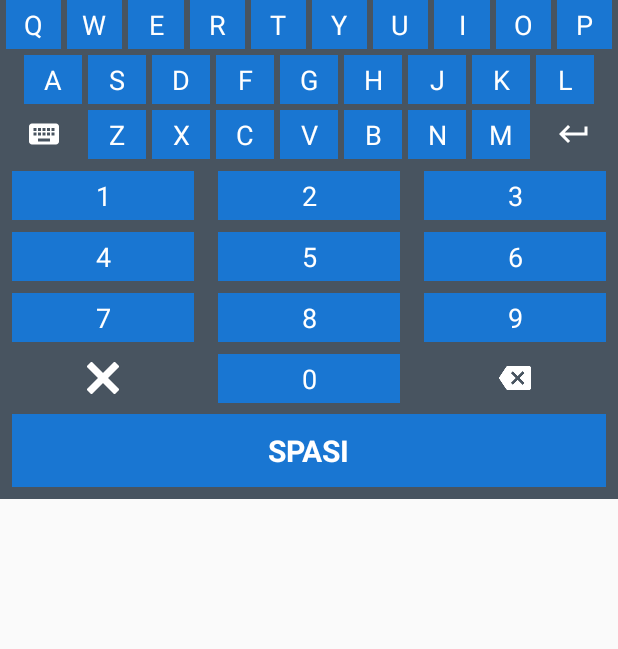
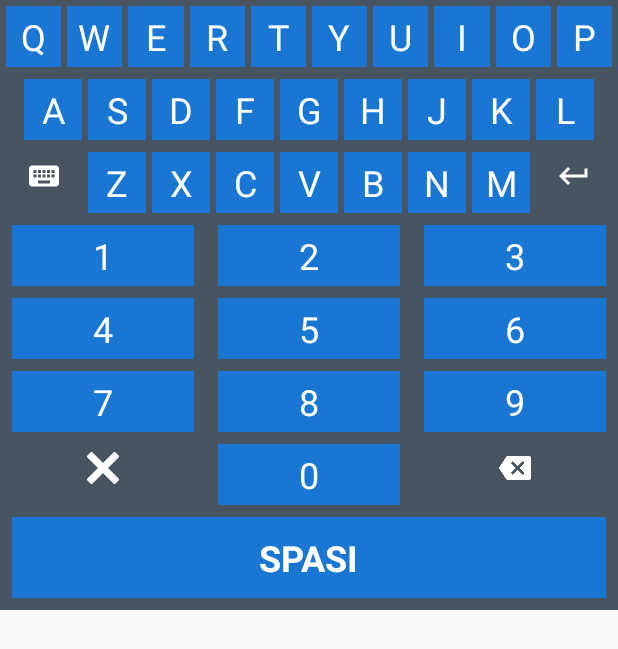
Before and after one commit to cvdigitalcreative/DataMatelKita, an Android app: the layout customkeyboard3.xml on its own in the app's theme, with its tools: preview values and no code run, on a phone screen of 412 x 824 dp. Shown: the top 649 px of the screen. Run offline under Robolectric (Android 15) with nearby library versions, the phone set to English and light mode, and no system bars.

Commit message:
Resize Keyboard

```diff
--- a/app/src/main/res/layout-land/customkeyboard.xml
+++ b/app/src/main/res/layout-land/customkeyboard.xml
@@ -8,7 +8,7 @@
     android:orientation="vertical">
     <LinearLayout
         android:layout_width="match_parent"
-        android:layout_height="40dp"
+        android:layout_height="50dp"
         android:orientation="horizontal">
         <LinearLayout
             android:id="@+id/btn_1"
@@ -123,7 +123,7 @@
     </LinearLayout>
     <LinearLayout
         android:layout_width="match_parent"
-        android:layout_height="38dp"
+        android:layout_height="50dp"
         android:orientation="horizontal">
         <LinearLayout
             android:id="@+id/btn_6"
--- a/app/src/main/res/layout-large/customkeyboard.xml
+++ b/app/src/main/res/layout-large/customkeyboard.xml
@@ -8,7 +8,7 @@
     android:orientation="vertical">
     <LinearLayout
         android:layout_width="match_parent"
-        android:layout_height="38dp"
+        android:layout_height="50dp"
         android:orientation="horizontal">
         <LinearLayout
             android:id="@+id/btn_1"
@@ -123,7 +123,7 @@
     </LinearLayout>
     <LinearLayout
         android:layout_width="match_parent"
-        android:layout_height="38dp"
+        android:layout_height="50dp"
         android:orientation="horizontal">
         <LinearLayout
             android:id="@+id/btn_6"
--- a/app/src/main/res/layout-sw600dp/customkeyboard.xml
+++ b/app/src/main/res/layout-sw600dp/customkeyboard.xml
@@ -8,7 +8,7 @@
     android:orientation="vertical">
     <LinearLayout
         android:layout_width="match_parent"
-        android:layout_height="38dp"
+        android:layout_height="50dp"
         android:orientation="horizontal">
         <LinearLayout
             android:id="@+id/btn_1"
@@ -123,7 +123,7 @@
     </LinearLayout>
     <LinearLayout
         android:layout_width="match_parent"
-        android:layout_height="38dp"
+        android:layout_height="50dp"
         android:orientation="horizontal">
         <LinearLayout
             android:id="@+id/btn_6"
--- a/app/src/main/res/layout-xlarge/customkeyboard.xml
+++ b/app/src/main/res/layout-xlarge/customkeyboard.xml
@@ -8,7 +8,7 @@
     android:orientation="vertical">
     <LinearLayout
         android:layout_width="match_parent"
-        android:layout_height="38dp"
+        android:layout_height="50dp"
         android:orientation="horizontal">
         <LinearLayout
             android:id="@+id/btn_1"
@@ -123,7 +123,7 @@
     </LinearLayout>
     <LinearLayout
         android:layout_width="match_parent"
-        android:layout_height="38dp"
+        android:layout_height="50dp"
         android:orientation="horizontal">
         <LinearLayout
             android:id="@+id/btn_6"
--- a/app/src/main/res/layout/customkeyboard.xml
+++ b/app/src/main/res/layout/customkeyboard.xml
@@ -8,7 +8,7 @@
     android:orientation="vertical">
     <LinearLayout
         android:layout_width="match_parent"
-        android:layout_height="43dp"
+        android:layout_height="50dp"
         android:orientation="horizontal">
         <LinearLayout
             android:id="@+id/btn_1"
@@ -123,7 +123,7 @@
     </LinearLayout>
     <LinearLayout
         android:layout_width="match_parent"
-        android:layout_height="43dp"
+        android:layout_height="50dp"
         android:orientation="horizontal">
         <LinearLayout
             android:id="@+id/btn_6"
--- a/app/src/main/res/layout/customkeyboard3.xml
+++ b/app/src/main/res/layout/customkeyboard3.xml
@@ -19,6 +19,7 @@
         app:layout_constraintEnd_toStartOf="@+id/btn_w"
         app:layout_constraintHorizontal_weight="1"
         app:layout_constraintStart_toStartOf="parent"
+        app:layout_constraintTop_toTopOf="parent"
         tools:ignore="MissingConstraints">
 
         <TextView
@@ -27,7 +28,7 @@
             android:text="Q"
             android:textAlignment="center"
             android:textColor="@color/keyboardTextcolor"
-            android:textSize="18sp" />
+            android:textSize="@dimen/text_keyboard_size" />
     </LinearLayout>
 
     <LinearLayout
@@ -42,6 +43,7 @@
         app:layout_constraintEnd_toStartOf="@+id/btn_e"
         app:layout_constraintHorizontal_weight="1"
         app:layout_constraintStart_toEndOf="@id/btn_q"
+        app:layout_constraintTop_toTopOf="parent"
         tools:ignore="MissingConstraints">
 
         <TextView
@@ -50,7 +52,7 @@
             android:text="W"
             android:textAlignment="center"
             android:textColor="@color/keyboardTextcolor"
-            android:textSize="18sp" />
+            android:textSize="@dimen/text_keyboard_size" />
     </LinearLayout>
 
     <LinearLayout
@@ -65,6 +67,7 @@
         app:layout_constraintEnd_toStartOf="@+id/btn_r"
         app:layout_constraintHorizontal_weight="1"
         app:layout_constraintStart_toEndOf="@id/btn_w"
+        app:layout_constraintTop_toTopOf="parent"
         tools:ignore="MissingConstraints">
 
         <TextView
@@ -73,7 +76,7 @@
             android:text="E"
             android:textAlignment="center"
             android:textColor="@color/keyboardTextcolor"
-            android:textSize="18sp" />
+            android:textSize="@dimen/text_keyboard_size" />
     </LinearLayout>
 
     <LinearLayout
@@ -88,6 +91,7 @@
         app:layout_constraintEnd_toStartOf="@+id/btn_t"
         app:layout_constraintHorizontal_weight="1"
         app:layout_constraintStart_toEndOf="@id/btn_e"
+        app:layout_constraintTop_toTopOf="parent"
         tools:ignore="MissingConstraints">
 
         <TextView
@@ -96,7 +100,7 @@
             android:text="R"
             android:textAlignment="center"
             android:textColor="@color/keyboardTextcolor"
-            android:textSize="18sp" />
+            android:textSize="@dimen/text_keyboard_size" />
     </LinearLayout>
 
     <LinearLayout
@@ -111,6 +115,7 @@
         app:layout_constraintEnd_toStartOf="@+id/btn_y"
         app:layout_constraintHorizontal_weight="1"
         app:layout_constraintStart_toEndOf="@id/btn_r"
+        app:layout_constraintTop_toTopOf="parent"
         tools:ignore="MissingConstraints">
 
         <TextView
@@ -119,7 +124,7 @@
             android:text="T"
             android:textAlignment="center"
             android:textColor="@color/keyboardTextcolor"
-            android:textSize="18sp" />
+            android:textSize="@dimen/text_keyboard_size" />
     </LinearLayout>
 
     <LinearLayout
@@ -134,6 +139,7 @@
         app:layout_constraintEnd_toStartOf="@+id/btn_u"
         app:layout_constraintHorizontal_weight="1"
         app:layout_constraintStart_toEndOf="@id/btn_t"
+        app:layout_constraintTop_toTopOf="parent"
         tools:ignore="MissingConstraints">
 
         <TextView
@@ -142,7 +148,7 @@
             android:text="Y"
             android:textAlignment="center"
             android:textColor="@color/keyboardTextcolor"
-            android:textSize="18sp" />
+            android:textSize="@dimen/text_keyboard_size" />
     </LinearLayout>
 
     <LinearLayout
@@ -157,6 +163,7 @@
         app:layout_constraintEnd_toStartOf="@+id/btn_i"
         app:layout_constraintHorizontal_weight="1"
         app:layout_constraintStart_toEndOf="@id/btn_y"
+        app:layout_constraintTop_toTopOf="parent"
         tools:ignore="MissingConstraints">
 
         <TextView
@@ -165,7 +172,7 @@
             android:text="U"
             android:textAlignment="center"
             android:textColor="@color/keyboardTextcolor"
-            android:textSize="18sp" />
+            android:textSize="@dimen/text_keyboard_size" />
     </LinearLayout>
 
     <LinearLayout
@@ -180,6 +187,7 @@
         app:layout_constraintEnd_toStartOf="@+id/btn_o"
         app:layout_constraintHorizontal_weight="1"
         app:layout_constraintStart_toEndOf="@id/btn_u"
+        app:layout_constraintTop_toTopOf="parent"
         tools:ignore="MissingConstraints">
 
         <TextView
@@ -188,7 +196,7 @@
             android:text="I"
             android:textAlignment="center"
             android:textColor="@color/keyboardTextcolor"
-            android:textSize="18sp" />
+            android:textSize="@dimen/text_keyboard_size" />
     </LinearLayout>
 
     <LinearLayout
@@ -203,6 +211,7 @@
         app:layout_constraintEnd_toStartOf="@id/btn_p"
         app:layout_constraintHorizontal_weight="1"
         app:layout_constraintStart_toEndOf="@id/btn_i"
+        app:layout_constraintTop_toTopOf="parent"
         tools:ignore="MissingConstraints">
 
         <TextView
@@ -211,7 +220,7 @@
             android:text="O"
             android:textAlignment="center"
             android:textColor="@color/keyboardTextcolor"
-            android:textSize="18sp" />
+            android:textSize="@dimen/text_keyboard_size" />
     </LinearLayout>
 
     <LinearLayout
@@ -227,6 +236,7 @@
         app:layout_constraintEnd_toEndOf="parent"
         app:layout_constraintHorizontal_weight="1"
         app:layout_constraintStart_toEndOf="@id/btn_o"
+        app:layout_constraintTop_toTopOf="parent"
         tools:ignore="MissingConstraints">
 
         <TextView
@@ -235,7 +245,7 @@
             android:text="P"
             android:textAlignment="center"
             android:textColor="@color/keyboardTextcolor"
-            android:textSize="18sp" />
+            android:textSize="@dimen/text_keyboard_size" />
     </LinearLayout>
 
     <LinearLayout
@@ -243,7 +253,7 @@
         android:layout_width="0dp"
         android:layout_height="wrap_content"
         android:layout_marginStart="16dp"
-        android:layout_marginTop="4dp"
+        android:layout_marginTop="8dp"
         android:background="@color/bgKeyboardBlue"
         android:orientation="vertical"
         android:padding="@dimen/padding_vertical"
@@ -258,7 +268,7 @@
             android:text="A"
             android:textAlignment="center"
             android:textColor="@color/keyboardTextcolor"
-            android:textSize="18sp" />
+            android:textSize="@dimen/text_keyboard_size" />
     </LinearLayout>
 
     <LinearLayout
@@ -280,7 +290,7 @@
             android:text="S"
             android:textAlignment="center"
             android:textColor="@color/keyboardTextcolor"
-            android:textSize="18sp" />
+            android:textSize="@dimen/text_keyboard_size" />
     </LinearLayout>
 
     <LinearLayout
@@ -302,7 +312,7 @@
             android:text="D"
             android:textAlignment="center"
             android:textColor="@color/keyboardTextcolor"
-            android:textSize="18sp" />
+            android:textSize="@dimen/text_keyboard_size" />
     </LinearLayout>
 
     <LinearLayout
@@ -324,7 +334,7 @@
             android:text="F"
             android:textAlignment="center"
             android:textColor="@color/keyboardTextcolor"
-            android:textSize="18sp" />
+            android:textSize="@dimen/text_keyboard_size" />
     </LinearLayout>
 
     <LinearLayout
@@ -346,7 +356,7 @@
             android:text="G"
             android:textAlignment="center"
             android:textColor="@color/keyboardTextcolor"
-            android:textSize="18sp" />
+            android:textSize="@dimen/text_keyboard_size" />
     </LinearLayout>
 
     <LinearLayout
@@ -368,7 +378,7 @@
             android:text="H"
             android:textAlignment="center"
             android:textColor="@color/keyboardTextcolor"
-            android:textSize="18sp" />
+            android:textSize="@dimen/text_keyboard_size" />
     </LinearLayout>
 
     <LinearLayout
@@ -390,7 +400,7 @@
             android:text="J"
             android:textAlignment="center"
             android:textColor="@color/keyboardTextcolor"
-            android:textSize="18sp" />
+            android:textSize="@dimen/text_keyboard_size" />
     </LinearLayout>
 
     <LinearLayout
@@ -412,7 +422,7 @@
             android:text="K"
             android:textAlignment="center"
             android:textColor="@color/keyboardTextcolor"
-            android:textSize="18sp" />
+            android:textSize="@dimen/text_keyboard_size" />
     </LinearLayout>
 
     <LinearLayout
@@ -435,7 +445,7 @@
             android:text="L"
             android:textAlignment="center"
             android:textColor="@color/keyboardTextcolor"
-            android:textSize="18sp" />
+            android:textSize="@dimen/text_keyboard_size" />
     </LinearLayout>
 
     <LinearLayout
@@ -443,7 +453,7 @@
         android:layout_width="0dp"
         android:layout_height="wrap_content"
         android:layout_marginStart="4dp"
-        android:layout_marginTop="4dp"
+        android:layout_marginTop="8dp"
         android:layout_marginEnd="4dp"
         android:orientation="vertical"
         android:padding="@dimen/padding_vertical"
@@ -462,7 +472,6 @@
         android:id="@+id/btn_z"
         android:layout_width="0dp"
         android:layout_height="wrap_content"
-        android:layout_marginBottom="8dp"
         android:background="@color/bgKeyboardBlue"
         android:orientation="vertical"
         android:padding="@dimen/padding_vertical"
@@ -477,7 +486,7 @@
             android:text="Z"
             android:textAlignment="center"
             android:textColor="@color/keyboardTextcolor"
-            android:textSize="18sp" />
+            android:textSize="@dimen/text_keyboard_size" />
     </LinearLayout>
 
     <LinearLayout
@@ -499,7 +508,7 @@
             android:text="X"
             android:textAlignment="center"
             android:textColor="@color/keyboardTextcolor"
-            android:textSize="18sp" />
+            android:textSize="@dimen/text_keyboard_size" />
     </LinearLayout>
 
     <LinearLayout
@@ -521,7 +530,7 @@
             android:text="C"
             android:textAlignment="center"
             android:textColor="@color/keyboardTextcolor"
-            android:textSize="18sp" />
+            android:textSize="@dimen/text_keyboard_size" />
     </LinearLayout>
 
     <LinearLayout
@@ -543,7 +552,7 @@
             android:text="V"
             android:textAlignment="center"
             android:textColor="@color/keyboardTextcolor"
-            android:textSize="18sp" />
+            android:textSize="@dimen/text_keyboard_size" />
     </LinearLayout>
 
     <LinearLayout
@@ -565,7 +574,7 @@
             android:text="B"
             android:textAlignment="center"
             android:textColor="@color/keyboardTextcolor"
-            android:textSize="18sp" />
+            android:textSize="@dimen/text_keyboard_size" />
     </LinearLayout>
 
     <LinearLayout
@@ -587,7 +596,7 @@
             android:text="N"
             android:textAlignment="center"
             android:textColor="@color/keyboardTextcolor"
-            android:textSize="18sp" />
+            android:textSize="@dimen/text_keyboard_size" />
     </LinearLayout>
 
     <LinearLayout
@@ -609,7 +618,7 @@
             android:text="M"
             android:textAlignment="center"
             android:textColor="@color/keyboardTextcolor"
-            android:textSize="18sp" />
+            android:textSize="@dimen/text_keyboard_size" />
     </LinearLayout>
 
     <LinearLayout
@@ -654,7 +663,7 @@
             android:text="1"
             android:textAlignment="center"
             android:textColor="@color/keyboardTextcolor"
-            android:textSize="18sp" />
+            android:textSize="@dimen/text_keyboard_size" />
     </LinearLayout>
 
     <LinearLayout
@@ -679,7 +688,7 @@
             android:text="2"
             android:textAlignment="center"
             android:textColor="@color/keyboardTextcolor"
-            android:textSize="18sp" />
+            android:textSize="@dimen/text_keyboard_size" />
     </LinearLayout>
 
     <LinearLayout
@@ -704,7 +713,7 @@
             android:text="3"
             android:textAlignment="center"
             android:textColor="@color/keyboardTextcolor"
-            android:textSize="18sp" />
+            android:textSize="@dimen/text_keyboard_size" />
     </LinearLayout>
 
     <LinearLayout
@@ -730,7 +739,7 @@
             android:text="4"
             android:textAlignment="center"
             android:textColor="@color/keyboardTextcolor"
-            android:textSize="18sp" />
+            android:textSize="@dimen/text_keyboard_size" />
     </LinearLayout>
 
     <LinearLayout
@@ -755,7 +764,7 @@
             android:text="5"
             android:textAlignment="center"
             android:textColor="@color/keyboardTextcolor"
-            android:textSize="18sp" />
+            android:textSize="@dimen/text_keyboard_size" />
     </LinearLayout>
 
     <LinearLayout
@@ -780,7 +789,7 @@
             android:text="6"
             android:textAlignment="center"
             android:textColor="@color/keyboardTextcolor"
-            android:textSize="18sp" />
+            android:textSize="@dimen/text_keyboard_size" />
     </LinearLayout>
 
     <LinearLayout
@@ -806,7 +815,7 @@
             android:text="7"
             android:textAlignment="center"
             android:textColor="@color/keyboardTextcolor"
-            android:textSize="18sp" />
+            android:textSize="@dimen/text_keyboard_size" />
     </LinearLayout>
 
     <LinearLayout
@@ -831,7 +840,7 @@
             android:text="8"
             android:textAlignment="center"
             android:textColor="@color/keyboardTextcolor"
-            android:textSize="18sp" />
+            android:textSize="@dimen/text_keyboard_size" />
     </LinearLayout>
 
     <LinearLayout
@@ -856,7 +865,7 @@
             android:text="9"
             android:textAlignment="center"
             android:textColor="@color/keyboardTextcolor"
-            android:textSize="18sp" />
+            android:textSize="@dimen/text_keyboard_size" />
     </LinearLayout>
 
     <LinearLayout
@@ -904,7 +913,7 @@
             android:text="0"
             android:textAlignment="center"
             android:textColor="@color/keyboardTextcolor"
-            android:textSize="18sp" />
+            android:textSize="@dimen/text_keyboard_size" />
     </LinearLayout>
 
     <LinearLayout
@@ -945,7 +954,7 @@
         app:layout_constraintBottom_toBottomOf="parent"
         app:layout_constraintEnd_toEndOf="parent"
         app:layout_constraintStart_toStartOf="parent"
-        app:layout_constraintTop_toBottomOf="@id/btn_cancel">
+        app:layout_constraintTop_toBottomOf="@+id/btn_0">
 
         <TextView
             android:id="@+id/tv_space"
--- a/app/src/main/res/values/dimen.xml
+++ b/app/src/main/res/values/dimen.xml
@@ -76,7 +76,7 @@
     <dimen name="weight_keyboard">1.2dp</dimen>
     <dimen name="paddingText">9dp</dimen>
     <dimen name="layoutheight">50dp</dimen>
-    <dimen name="layoutheight_land">40dp</dimen>
+    <dimen name="layoutheight_land">50dp</dimen>
     <dimen name="paddingLayout">1dp</dimen>
-    <dimen name="textSize">20dp</dimen>
+    <dimen name="textSize">24sp</dimen>
 </resources>
--- a/app/src/main/res/values/dimens.xml
+++ b/app/src/main/res/values/dimens.xml
@@ -3,4 +3,5 @@
     <dimen name="padding_horizontal">32dp</dimen>
     <dimen name="padding_vertical">4dp</dimen>
     <dimen name="small_pading_vertical">16dp</dimen>
+    <dimen name="text_keyboard_size">24sp</dimen>
 </resources>
```
Also changed, not shown: app/src/main/res/layout/customkeyboard2.xml (+42 -37 lines).
